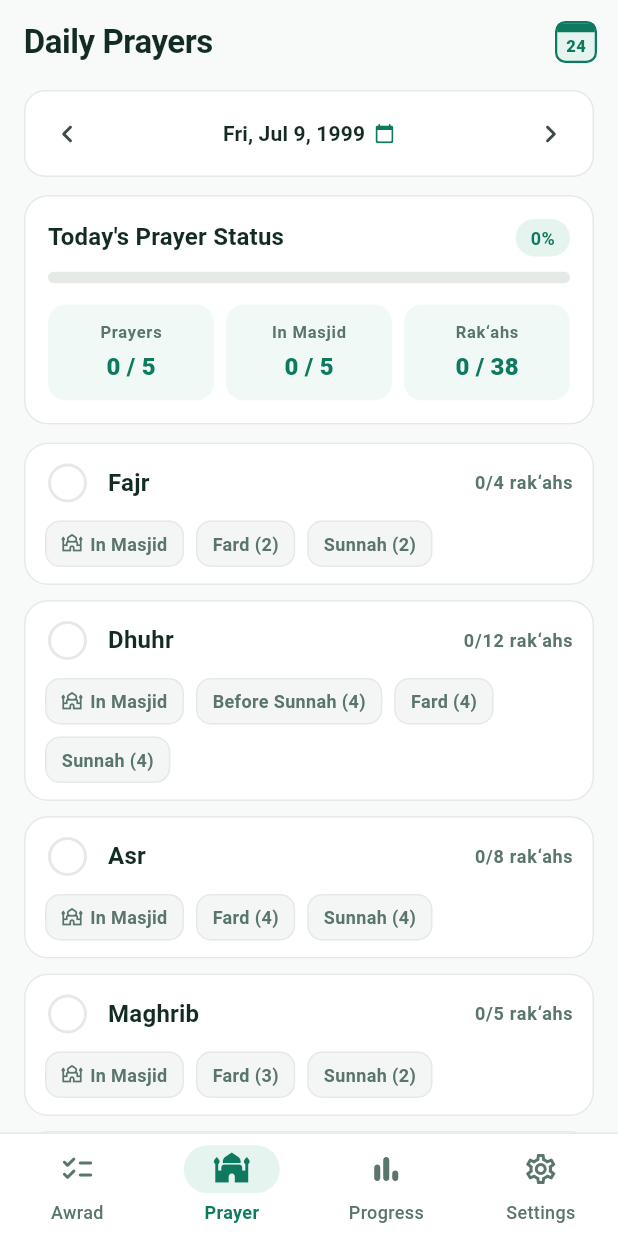
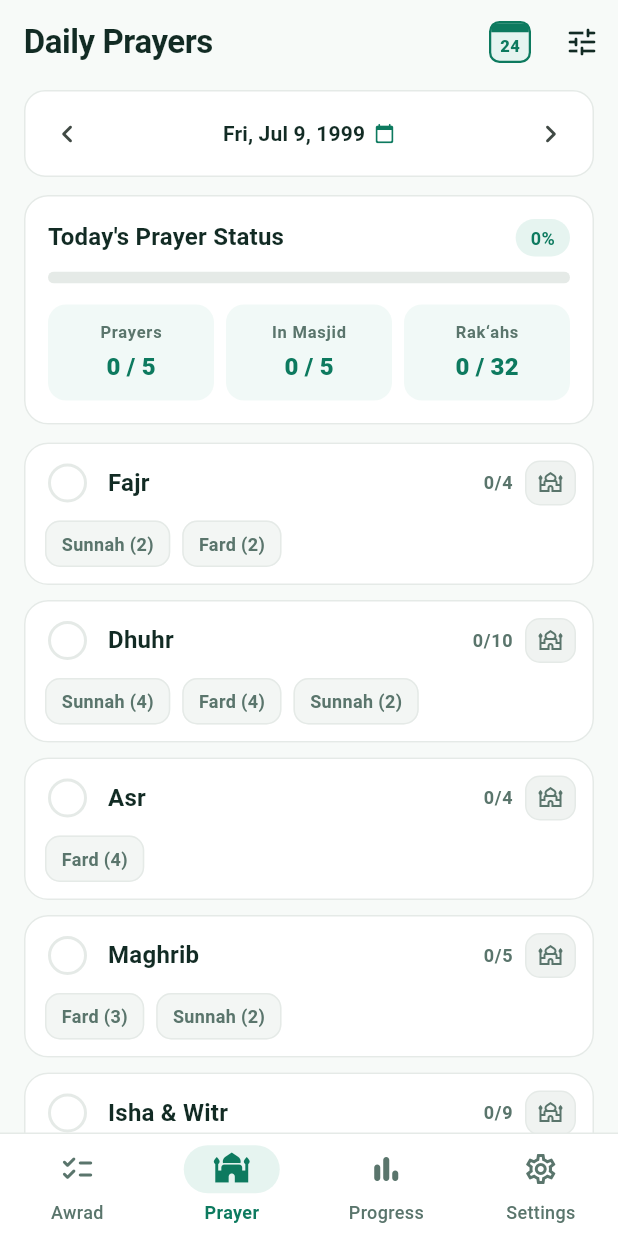
Before and after one commit to othman98shawgan/awrad, a Flutter app: the screen it shows after launch, item 2 of the bottom bar chosen, on a phone screen of 412 x 824 dp. Run offline on Flutter 3.47's test engine with Material 3 defaults, Android fonts, the phone set to English and light mode, and no system bars; our stand-ins replace flutter_riverpod, shared_preferences, wakelock_plus.

Commit message:
feat: refine Prayer Tracker with Fard completion, Masjid card highlight, and customizable Sunnah

```diff
--- a/lib/main.dart
+++ b/lib/main.dart
@@ -10,6 +10,7 @@ import 'ui/pages/settings_page.dart';
 import 'ui/theme/app_theme.dart';
 import 'ui/widgets/awrad_task_sheet.dart';
 import 'ui/widgets/date_switcher_bar.dart';
+import 'ui/widgets/prayer_sunnah_sheet.dart';
 
 void main() {
   WidgetsFlutterBinding.ensureInitialized();
@@ -102,6 +103,12 @@ class _AwradShellState extends ConsumerState<AwradShell> {
                 ),
               ),
             )
+          else if (_currentIndex == 1)
+            IconButton(
+              tooltip: 'Customize Sunnah',
+              icon: const Icon(Icons.tune_rounded),
+              onPressed: () => showPrayerSunnahSheet(context),
+            )
           else
             const SizedBox(width: 4),
         ],
--- a/lib/models/prayer_item.dart
+++ b/lib/models/prayer_item.dart
@@ -1,7 +1,94 @@
 import 'awrad_status.dart';
 
-/// Data model for a single daily prayer, including optional before-Sunnah (Dhuhr)
-/// and Witr (Isha) segments.
+/// User-customizable rak‘ah configuration for a single prayer's Sunnah & Witr.
+class PrayerSunnahConfig {
+  final String name;
+  final int fard;
+  final int beforeSunnah;
+  final int sunnah;
+  final int witr;
+
+  const PrayerSunnahConfig({
+    required this.name,
+    required this.fard,
+    this.beforeSunnah = 0,
+    this.sunnah = 0,
+    this.witr = 0,
+  });
+
+  PrayerSunnahConfig copyWith({
+    int? beforeSunnah,
+    int? sunnah,
+    int? witr,
+  }) {
+    return PrayerSunnahConfig(
+      name: name,
+      fard: fard,
+      beforeSunnah: beforeSunnah ?? this.beforeSunnah,
+      sunnah: sunnah ?? this.sunnah,
+      witr: witr ?? this.witr,
+    );
+  }
+
+  PrayerItem toPrayerItem() => PrayerItem(
+        name: name,
+        fard: fard,
+        beforeSunnah: beforeSunnah,
+        sunnah: sunnah,
+        witr: witr,
+      );
+
+  Map<String, dynamic> toMap() => {
+        'name': name,
+        'fard': fard,
+        'beforeSunnah': beforeSunnah,
+        'sunnah': sunnah,
+        'witr': witr,
+      };
+
+  factory PrayerSunnahConfig.fromMap(Map<String, dynamic> m) {
+    return PrayerSunnahConfig(
+      name: m['name'] as String,
+      fard: (m['fard'] as num).toInt(),
+      beforeSunnah: (m['beforeSunnah'] as num?)?.toInt() ?? 0,
+      sunnah: (m['sunnah'] as num?)?.toInt() ?? 0,
+      witr: (m['witr'] as num?)?.toInt() ?? 0,
+    );
+  }
+
+  /// Default: 12 Sunnah Mu'akkadah (Rawatib) + 3 Witr.
+  static const List<PrayerSunnahConfig> muakkadahDefaults = [
+    PrayerSunnahConfig(name: 'Fajr', fard: 2, beforeSunnah: 2, sunnah: 0),
+    PrayerSunnahConfig(name: 'Dhuhr', fard: 4, beforeSunnah: 4, sunnah: 2),
+    PrayerSunnahConfig(name: 'Asr', fard: 4, beforeSunnah: 0, sunnah: 0),
+    PrayerSunnahConfig(name: 'Maghrib', fard: 3, beforeSunnah: 0, sunnah: 2),
+    PrayerSunnahConfig(
+      name: 'Isha',
+      fard: 4,
+      beforeSunnah: 0,
+      sunnah: 2,
+      witr: 3,
+    ),
+  ];
+
+  /// Extended preset: Mu'akkadah + common Mustahabbah sunnah prayers.
+  static const List<PrayerSunnahConfig> muakkadahAndMustahabbah = [
+    PrayerSunnahConfig(name: 'Fajr', fard: 2, beforeSunnah: 2, sunnah: 0),
+    PrayerSunnahConfig(name: 'Dhuhr', fard: 4, beforeSunnah: 4, sunnah: 4),
+    PrayerSunnahConfig(name: 'Asr', fard: 4, beforeSunnah: 4, sunnah: 0),
+    PrayerSunnahConfig(name: 'Maghrib', fard: 3, beforeSunnah: 2, sunnah: 2),
+    PrayerSunnahConfig(
+      name: 'Isha',
+      fard: 4,
+      beforeSunnah: 2,
+      sunnah: 2,
+      witr: 3,
+    ),
+  ];
+}
+
+/// Data model for a single daily prayer, including optional Sunnah before/after
+/// Fard and Witr (Isha) segments.
 class PrayerItem {
   final String name;
   final int fard;
@@ -37,20 +124,15 @@ class PrayerItem {
       (sunnah > 0 && sunnahDone ? sunnah : 0) +
       (witr > 0 && witrDone ? witr : 0);
 
-  /// Computed tri-state completion status derived from all applicable segments.
+  /// If Fard is completed, the prayer is marked [AwradStatus.done].
+  /// If only non-Fard segments are checked, it is [AwradStatus.halfDone].
   AwradStatus get status {
-    final checks = <bool>[
-      inMasjid,
-      fardDone,
-      if (beforeSunnah > 0) beforeSunnahDone,
-      if (sunnah > 0) sunnahDone,
-      if (witr > 0) witrDone,
-    ];
-    final all = checks.every((c) => c);
-    final any = checks.any((c) => c);
-    if (all) return AwradStatus.done;
-    if (any) return AwradStatus.halfDone;
-    return AwradStatus.notDone;
+    if (fardDone) return AwradStatus.done;
+    final any = inMasjid ||
+        (beforeSunnah > 0 && beforeSunnahDone) ||
+        (sunnah > 0 && sunnahDone) ||
+        (witr > 0 && witrDone);
+    return any ? AwradStatus.halfDone : AwradStatus.notDone;
   }
 
   /// Tri-state checkbox value (`true` = done, `null` = halfDone, `false` = notDone).
@@ -82,10 +164,22 @@ class PrayerItem {
     );
   }
 
-  /// Marks every applicable segment on or off at once.
+  /// Applies updated Sunnah/Witr counts while preserving existing completion flags.
+  PrayerItem applyConfig(PrayerSunnahConfig config) {
+    return copyWith(
+      beforeSunnah: config.beforeSunnah,
+      sunnah: config.sunnah,
+      witr: config.witr,
+      beforeSunnahDone: config.beforeSunnah > 0 ? beforeSunnahDone : false,
+      sunnahDone: config.sunnah > 0 ? sunnahDone : false,
+      witrDone: config.witr > 0 ? witrDone : false,
+    );
+  }
+
+  /// Marks Fard and all configured Sunnah/Witr segments on or off at once.
   PrayerItem markAll(bool value) {
     return copyWith(
-      inMasjid: value,
+      inMasjid: value ? inMasjid : false,
       fardDone: value,
       beforeSunnahDone: beforeSunnah > 0 ? value : false,
       sunnahDone: sunnah > 0 ? value : false,
@@ -133,21 +227,21 @@ class DailyPrayerLog {
     required this.prayers,
   });
 
-  static List<PrayerItem> defaultPrayers() => const [
-        PrayerItem(name: 'Fajr', fard: 2, beforeSunnah: 0, sunnah: 2),
-        PrayerItem(name: 'Dhuhr', fard: 4, beforeSunnah: 4, sunnah: 4),
-        PrayerItem(name: 'Asr', fard: 4, beforeSunnah: 0, sunnah: 4),
-        PrayerItem(name: 'Maghrib', fard: 3, beforeSunnah: 0, sunnah: 2),
-        PrayerItem(name: 'Isha', fard: 4, beforeSunnah: 0, sunnah: 2, witr: 3),
-      ];
+  static List<PrayerItem> defaultPrayers([
+    List<PrayerSunnahConfig> config = PrayerSunnahConfig.muakkadahDefaults,
+  ]) =>
+      config.map((c) => c.toPrayerItem()).toList();
 
   int get totalPrayers => prayers.length;
-  int get completedPrayers => prayers.where((p) => p.status == AwradStatus.done).length;
-  int get halfDonePrayers => prayers.where((p) => p.status == AwradStatus.halfDone).length;
+  int get completedPrayers =>
+      prayers.where((p) => p.status == AwradStatus.done).length;
+  int get halfDonePrayers =>
+      prayers.where((p) => p.status == AwradStatus.halfDone).length;
   int get fardCompletedCount => prayers.where((p) => p.fardDone).length;
   int get inMasjidCount => prayers.where((p) => p.inMasjid).length;
   int get totalRakahs => prayers.fold(0, (sum, p) => sum + p.totalRakahs);
-  int get completedRakahs => prayers.fold(0, (sum, p) => sum + p.completedRakahs);
+  int get completedRakahs =>
+      prayers.fold(0, (sum, p) => sum + p.completedRakahs);
 
   double get completionScore {
     if (prayers.isEmpty) return 0.0;
--- a/lib/ui/pages/prayer_progress_page.dart
+++ b/lib/ui/pages/prayer_progress_page.dart
@@ -211,7 +211,6 @@ class _DailyPrayerStatusCard extends StatelessWidget {
                   child: _StatTile(
                     label: 'Prayers',
                     value: '$done / $total',
-                    subtitle: half > 0 ? '$half partial' : null,
                     accentColor: colors.emerald,
                   ),
                 ),
@@ -243,13 +242,11 @@ class _DailyPrayerStatusCard extends StatelessWidget {
 class _StatTile extends StatelessWidget {
   final String label;
   final String value;
-  final String? subtitle;
   final Color accentColor;
 
   const _StatTile({
     required this.label,
     required this.value,
-    this.subtitle,
     required this.accentColor,
   });
 
@@ -281,17 +278,6 @@ class _StatTile extends StatelessWidget {
               color: accentColor,
             ),
           ),
-          if (subtitle != null) ...[
-            const SizedBox(height: 2),
-            Text(
-              subtitle!,
-              style: TextStyle(
-                fontSize: 10,
-                fontWeight: FontWeight.w600,
-                color: colors.amberText,
-              ),
-            ),
-          ],
         ],
       ),
     );
--- a/lib/ui/widgets/prayer_card.dart
+++ b/lib/ui/widgets/prayer_card.dart
@@ -4,8 +4,9 @@ import '../../models/awrad_status.dart';
 import '../../models/prayer_item.dart';
 import '../theme/app_theme.dart';
 
-/// Serene Oasis prayer card with a circular tri-state toggle and direct
-/// one-tap chips for In Masjid, Fard, Before Sunnah, Sunnah, and Witr.
+/// Serene Oasis prayer card with a circular tri-state toggle, dedicated
+/// In Masjid icon button in the header (which tints the card in emerald),
+/// and direct one-tap chips for Sunnah, Fard, and Witr rak‘ahs.
 class PrayerCard extends StatelessWidget {
   final PrayerItem prayer;
   final ValueChanged<bool> onToggleAll;
@@ -33,17 +34,25 @@ class PrayerCard extends StatelessWidget {
     final status = prayer.status;
     final isDone = status == AwradStatus.done;
     final isHalf = status == AwradStatus.halfDone;
+    final inMasjid = prayer.inMasjid;
+
+    final cardColor = inMasjid
+        ? colors.emeraldSoft.withValues(alpha: 0.45)
+        : theme.colorScheme.surface;
+    final borderColor = inMasjid
+        ? colors.emerald.withValues(alpha: 0.55)
+        : isHalf
+            ? colors.amber.withValues(alpha: 0.45)
+            : colors.cardBorder;
 
     return Card(
+      color: cardColor,
       shape: RoundedRectangleBorder(
         borderRadius: BorderRadius.circular(16),
-        side: BorderSide(
-          color:
-              isHalf ? colors.amber.withValues(alpha: 0.45) : colors.cardBorder,
-        ),
+        side: BorderSide(color: borderColor, width: inMasjid ? 1.4 : 1),
       ),
       child: Padding(
-        padding: const EdgeInsets.fromLTRB(14, 12, 14, 12),
+        padding: const EdgeInsets.fromLTRB(14, 12, 12, 12),
         child: Column(
           crossAxisAlignment: CrossAxisAlignment.start,
           children: [
@@ -68,15 +77,21 @@ class PrayerCard extends StatelessWidget {
                   ),
                 ),
                 Text(
-                  '${prayer.completedRakahs}/${prayer.totalRakahs} rak‘ahs',
+                  '${prayer.completedRakahs}/${prayer.totalRakahs}',
                   style: theme.textTheme.labelMedium?.copyWith(
                     color: isDone
                         ? colors.emerald
                         : isHalf
                             ? colors.amberText
                             : colors.mutedText,
-                    fontWeight: FontWeight.w600,
+                    fontWeight: FontWeight.w700,
                   ),
+                ),
+                const SizedBox(width: 8),
+                _MasjidToggleButton(
+                  prayerName: prayer.name,
+                  inMasjid: inMasjid,
+                  onTap: () => onToggleInMasjid(!inMasjid),
                 ),
               ],
             ),
@@ -85,15 +100,9 @@ class PrayerCard extends StatelessWidget {
               spacing: 8,
               runSpacing: 8,
               children: [
-                _SegmentChip(
-                  label: 'In Masjid',
-                  icon: Icons.mosque_outlined,
-                  selected: prayer.inMasjid,
-                  onTap: () => onToggleInMasjid(!prayer.inMasjid),
-                ),
                 if (prayer.beforeSunnah > 0)
                   _SegmentChip(
-                    label: 'Before Sunnah (${prayer.beforeSunnah})',
+                    label: 'Sunnah (${prayer.beforeSunnah})',
                     selected: prayer.beforeSunnahDone,
                     onTap: () => onToggleBeforeSunnah(!prayer.beforeSunnahDone),
                   ),
@@ -117,6 +126,56 @@ class PrayerCard extends StatelessWidget {
               ],
             ),
           ],
+        ),
+      ),
+    );
+  }
+}
+
+class _MasjidToggleButton extends StatelessWidget {
+  final String prayerName;
+  final bool inMasjid;
+  final VoidCallback onTap;
+
+  const _MasjidToggleButton({
+    required this.prayerName,
+    required this.inMasjid,
+    required this.onTap,
+  });
+
+  @override
+  Widget build(BuildContext context) {
+    final colors = context.awradColors;
+
+    return Tooltip(
+      message: inMasjid ? 'Prayed in Masjid' : 'Mark in Masjid',
+      child: Semantics(
+        button: true,
+        label: '$prayerName in Masjid',
+        child: InkWell(
+          onTap: onTap,
+          borderRadius: BorderRadius.circular(10),
+          child: AnimatedContainer(
+            duration: const Duration(milliseconds: 180),
+            padding: const EdgeInsets.symmetric(horizontal: 8, vertical: 6),
+            decoration: BoxDecoration(
+              color: inMasjid
+                  ? colors.emerald
+                  : Theme.of(context)
+                      .colorScheme
+                      .surfaceContainerHighest
+                      .withValues(alpha: 0.45),
+              borderRadius: BorderRadius.circular(10),
+              border: Border.all(
+                color: inMasjid ? colors.emerald : colors.cardBorder,
+              ),
+            ),
+            child: Icon(
+              inMasjid ? Icons.mosque_rounded : Icons.mosque_outlined,
+              size: 16,
+              color: inMasjid ? Colors.white : colors.mutedText,
+            ),
+          ),
         ),
       ),
     );
@@ -182,13 +241,11 @@ class _PrayerTriStateToggle extends StatelessWidget {
 
 class _SegmentChip extends StatelessWidget {
   final String label;
-  final IconData? icon;
   final bool selected;
   final VoidCallback onTap;
 
   const _SegmentChip({
     required this.label,
-    this.icon,
     required this.selected,
     required this.onTap,
   });
@@ -219,14 +276,6 @@ class _SegmentChip extends StatelessWidget {
           child: Row(
             mainAxisSize: MainAxisSize.min,
             children: [
-              if (icon != null) ...[
-                Icon(
-                  icon,
-                  size: 14,
-                  color: selected ? colors.emerald : colors.mutedText,
-                ),
-                const SizedBox(width: 5),
-              ],
               Text(
                 label,
                 style: TextStyle(
```
Also changed, not shown: lib/services/prayer_provider.dart (+46 -5 lines), lib/services/prayer_repository.dart (+41 -5 lines), lib/ui/widgets/prayer_sunnah_sheet.dart (added, +275 -0 lines), 2 other files.
